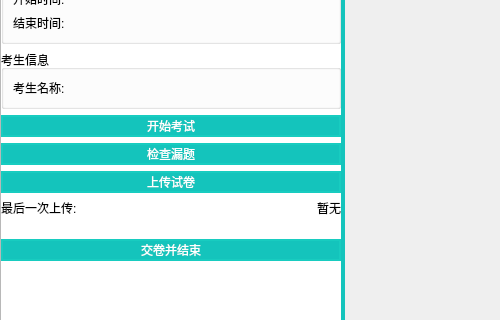
Qt form SubWidget/examview.ui (jkjkil4/ExamSysStudent) before a commit; both pictures show x 0 to 500 and y 112 to 432 of the 1054 by 672 pixel window.
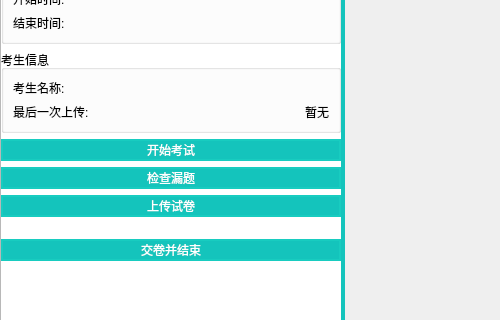
The same form after that commit.

Commit message: 调整控件位置 和 登出时确认

Patch:
```diff
--- a/SubWidget/examview.ui
+++ b/SubWidget/examview.ui
@@ -243,6 +243,30 @@
             </item>
            </layout>
           </item>
+          <item>
+           <layout class="QHBoxLayout" name="layoutUploadTime" stretch="0,1">
+            <item>
+             <widget class="QLabel" name="labelUploadTimeText">
+              <property name="text">
+               <string>最后一次上传:</string>
+              </property>
+             </widget>
+            </item>
+            <item>
+             <widget class="QLabel" name="labelUploadTime">
+              <property name="text">
+               <string>暂无</string>
+              </property>
+              <property name="textFormat">
+               <enum>Qt::PlainText</enum>
+              </property>
+              <property name="alignment">
+               <set>Qt::AlignRight|Qt::AlignTrailing|Qt::AlignVCenter</set>
+              </property>
+             </widget>
+            </item>
+           </layout>
+          </item>
          </layout>
         </widget>
        </item>
@@ -288,30 +312,6 @@
             </property>
            </widget>
           </item>
-          <item>
-           <layout class="QHBoxLayout" name="layoutUploadTime" stretch="0,1">
-            <item>
-             <widget class="QLabel" name="labelUploadTimeText">
-              <property name="text">
-               <string>最后一次上传:</string>
-              </property>
-             </widget>
-            </item>
-            <item>
-             <widget class="QLabel" name="labelUploadTime">
-              <property name="text">
-               <string>暂无</string>
-              </property>
-              <property name="textFormat">
-               <enum>Qt::PlainText</enum>
-              </property>
-              <property name="alignment">
-               <set>Qt::AlignRight|Qt::AlignTrailing|Qt::AlignVCenter</set>
-              </property>
-             </widget>
-            </item>
-           </layout>
-          </item>
           <item>
            <spacer name="verSpacerBtn">
             <property name="orientation">
```
The commit also changes 1 other file.
